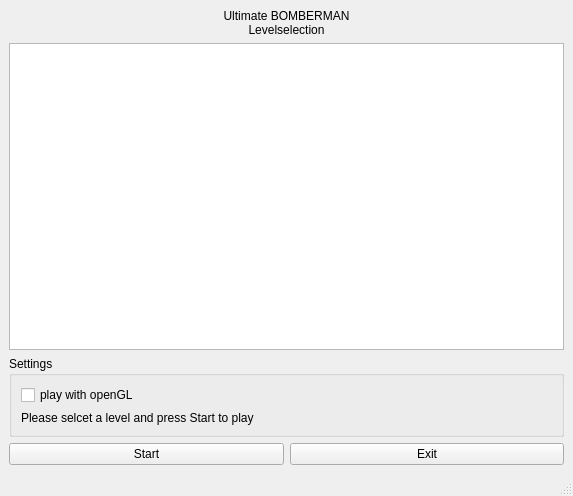
benediktibk/bomberman, file main/gui/startwindow.ui: the form before one commit.
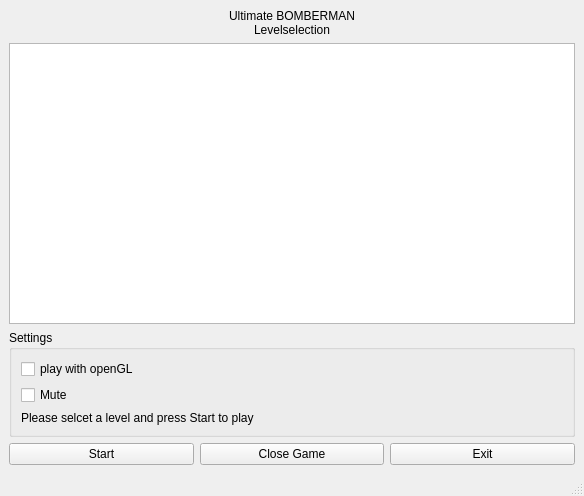
The form after the commit.

Commit message: add some new functions to startwindow

Patch:
```diff
--- a/main/gui/startwindow.ui
+++ b/main/gui/startwindow.ui
@@ -6,7 +6,7 @@
    <rect>
     <x>0</x>
     <y>0</y>
-    <width>573</width>
+    <width>584</width>
     <height>496</height>
    </rect>
   </property>
@@ -15,7 +15,7 @@
   </property>
   <widget class="QWidget" name="centralwidget">
    <layout class="QGridLayout" name="gridLayout">
-    <item row="1" column="0" colspan="2">
+    <item row="1" column="0" colspan="3">
      <widget class="QTableView" name="levelTableView">
       <property name="minimumSize">
        <size>
@@ -49,7 +49,7 @@
       </attribute>
      </widget>
     </item>
-    <item row="2" column="0" colspan="2">
+    <item row="2" column="0" colspan="3">
      <widget class="QGroupBox" name="groupBox">
       <property name="enabled">
        <bool>true</bool>
@@ -65,6 +65,13 @@
          </property>
         </widget>
        </item>
+       <item>
+        <widget class="QCheckBox" name="muteCheckBox">
+         <property name="text">
+          <string>Mute</string>
+         </property>
+        </widget>
+       </item>
        <item>
         <widget class="QLabel" name="infoLabel">
          <property name="text">
@@ -83,13 +90,20 @@
      </widget>
     </item>
     <item row="3" column="1">
+     <widget class="QPushButton" name="closeGameButton">
+      <property name="text">
+       <string>Close Game</string>
+      </property>
+     </widget>
+    </item>
+    <item row="3" column="2">
      <widget class="QPushButton" name="exitButton">
       <property name="text">
        <string>Exit</string>
       </property>
      </widget>
     </item>
-    <item row="0" column="0" colspan="2">
+    <item row="0" column="0" colspan="3">
      <widget class="QLabel" name="levelselectionLabel">
       <property name="text">
        <string>Ultimate BOMBERMAN
```
Left out of the diff: 2 changed lines with no effect on the pictures. The commit also changes 5 other files.
